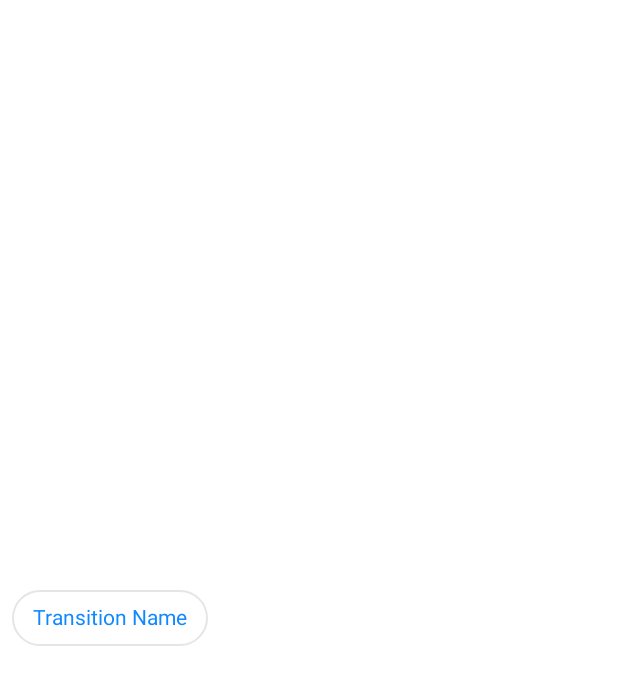
After one commit to seanghay/studio, an Android app: the layout item_transition.xml on its own in the app's theme, with its tools: preview values and no code run, on a phone screen of 412 x 824 dp. The commit adds this screen. Shown: the top 685 px of the screen. Run offline under Robolectric (Android 15) with nearby library versions, the phone set to English and light mode, and no system bars.

Commit message:
add transition selection

```diff
--- a/app/src/main/java/com/seanghay/studioexample/ImageRender.kt
+++ b/app/src/main/java/com/seanghay/studioexample/ImageRender.kt
@@ -39,7 +39,6 @@ class ImageRender(
         WipeRightTransition()
     )
 
-
     private val shaders = transitions.map { TransitionalTextureShader(it).also { v ->
         v.isFlipVertical = true
         v.isFlipHorizontal = true
@@ -78,6 +77,8 @@ class ImageRender(
         Matrix.multiplyMM(viewProjectMatrix, 0, projectionMatrix, 0, viewMatrix, 0)
 
     }
+
+
 
     private fun bitmapOf(file: File): Bitmap {
         val b = BitmapFactory.decodeFile(file.path)
--- /dev/null
+++ b/app/src/main/res/drawable/border.xml
@@ -0,0 +1,20 @@
+<?xml version="1.0" encoding="utf-8"?>
+<selector xmlns:android="http://schemas.android.com/apk/res/android">
+
+    <item android:state_selected="true">
+        <shape android:shape="rectangle">
+            <corners android:radius="30dp"/>
+            <stroke android:width="1dp" android:color="?colorAccent"/>
+            <solid android:color="#1A1089FF" />
+        </shape>
+    </item>
+
+    <item>
+        <shape android:shape="rectangle">
+            <corners android:radius="30dp"/>
+            <stroke android:width="1dp" android:color="#1A000000"/>
+            <solid android:color="#fff" />
+        </shape>
+    </item>
+
+</selector>
--- /dev/null
+++ b/app/src/main/res/drawable/check.xml
@@ -0,0 +1,5 @@
+<?xml version="1.0" encoding="utf-8"?>
+<selector xmlns:android="http://schemas.android.com/apk/res/android">
+    <item android:drawable="@drawable/ic_check_circle_black_24dp" android:state_selected="true" />
+    <item android:drawable="@drawable/ic_disabled_check" />
+</selector>
--- /dev/null
+++ b/app/src/main/res/layout/item_transition.xml
@@ -0,0 +1,26 @@
+<?xml version="1.0" encoding="utf-8"?>
+<FrameLayout xmlns:android="http://schemas.android.com/apk/res/android"
+        xmlns:tools="http://schemas.android.com/tools"
+        android:orientation="vertical"
+        android:clickable="true"
+        android:focusable="true"
+        android:background="?selectableItemBackground"
+        android:layout_width="wrap_content"
+        android:layout_height="match_parent">
+
+    <androidx.appcompat.widget.AppCompatTextView
+            android:id="@+id/textView"
+            android:background="@drawable/border"
+            tools:text="Transition Name"
+            android:textSize="14sp"
+            android:layout_gravity="center"
+            android:layout_margin="8dp"
+            android:paddingStart="14dp"
+            android:paddingEnd="14dp"
+            android:paddingTop="8dp"
+            android:paddingBottom="10dp"
+            android:textColor="?colorAccent"
+            android:layout_width="wrap_content"
+            android:layout_height="wrap_content"/>
+
+</FrameLayout>
--- a/studio/src/main/java/com/seanghay/studio/gles/transition/FadeTransition.kt
+++ b/studio/src/main/java/com/seanghay/studio/gles/transition/FadeTransition.kt
@@ -3,8 +3,7 @@ package com.seanghay.studio.gles.transition
 import com.seanghay.studio.gles.transition.Transition
 
 class FadeTransition(name: String, duration: Long) : Transition(
-    name,
-    SOURCE, duration
+    name, SOURCE, duration
 ) {
 
     companion object {
--- a/studio/src/main/java/com/seanghay/studio/gles/transition/TransitionalTextureShader.kt
+++ b/studio/src/main/java/com/seanghay/studio/gles/transition/TransitionalTextureShader.kt
@@ -8,7 +8,6 @@ import com.seanghay.studio.gles.shader.TextureShader
 import java.util.*
 
 open class TransitionalTextureShader(var transition: Transition) : TextureShader() {
-
 
     override var fragmentShaderSource: String = FRAGMENT_SHADER mergeWith transition.source
 
```
Also changed, not shown: app/src/main/java/com/seanghay/studioexample/MainActivity.kt (+45 -1 lines), app/src/main/java/com/seanghay/studioexample/SlideAdapter.kt (+27 -0 lines), app/src/main/java/com/seanghay/studioexample/TransitionsAdapter.kt (added, +72 -0 lines), app/src/main/java/com/seanghay/studioexample/VideoComposer.kt (+78 -7 lines), app/src/main/res/drawable/ic_check_circle_black_24dp.xml (added, +10 -0 lines), app/src/main/res/drawable/ic_disabled_check.xml (added, +10 -0 lines), app/src/main/res/layout/activity_main.xml (+10 -1 lines), app/src/main/res/layout/item_story.xml (+11 -0 lines).
